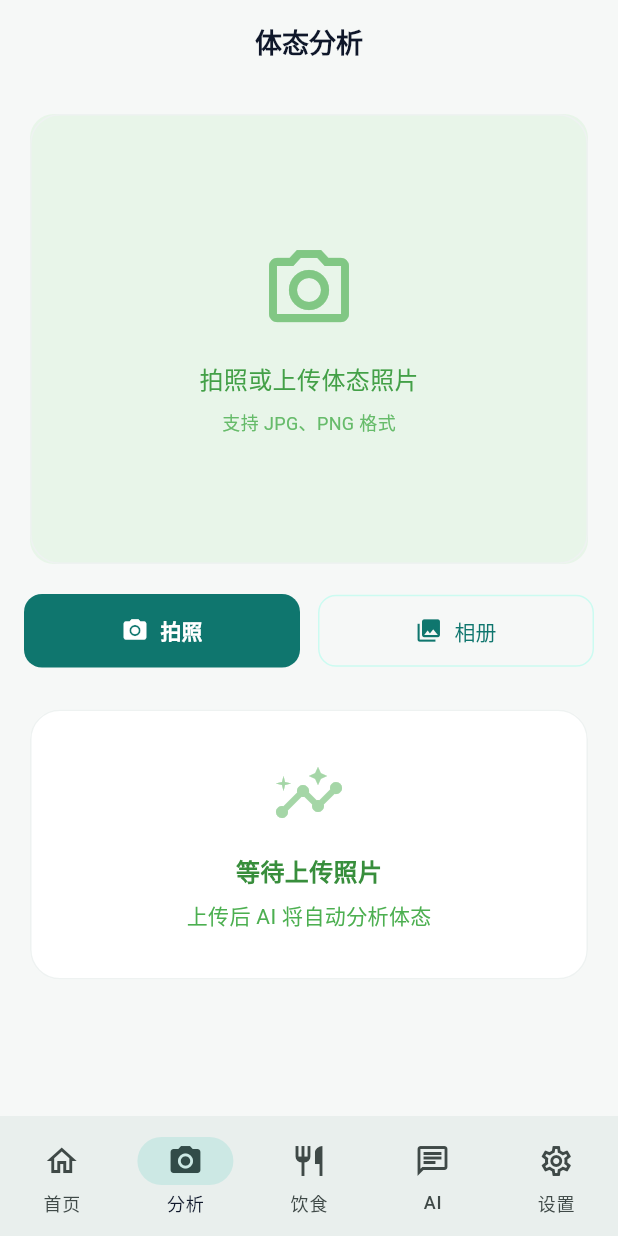
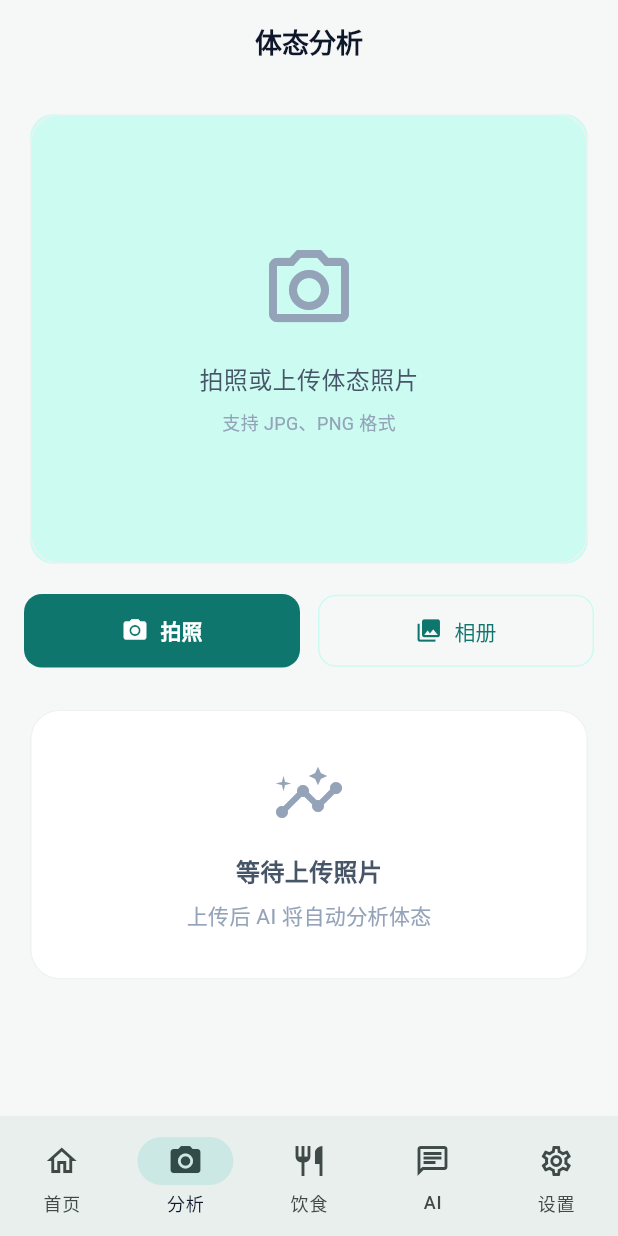
Before and after one commit to Miasakiii/KBjiaolian, a Flutter app: the AnalyzeScreen screen opened by its route, on a phone screen of 412 x 824 dp. Run offline on Flutter 3.47's test engine with Material 3 defaults, Android fonts, the phone set to English and light mode, and no system bars; our stand-ins replace go_router, image_picker, share_plus, shared_preferences; accounts and stored records are empty; network calls fail.

Commit message:
feat(flutter): analyze_screen token 化 (去草绿+emoji换Icon+const优化)

```diff
--- a/mobile/lib/screens/analyze_screen.dart
+++ b/mobile/lib/screens/analyze_screen.dart
@@ -4,6 +4,7 @@ import 'package:image_picker/image_picker.dart';
 import 'package:provider/provider.dart';
 
 import '../providers/analysis_provider.dart';
+import '../theme/kb_colors.dart';
 import '../widgets/analyze/score_card.dart';
 import '../widgets/analyze/radar_chart.dart';
 import '../widgets/analyze/suggestion_list.dart';
@@ -94,7 +95,7 @@ class _AnalyzeScreenState extends State<AnalyzeScreen> {
             height: 300,
             decoration: BoxDecoration(
               borderRadius: BorderRadius.circular(16),
-              color: Colors.green.shade50,
+              color: KbColors.brandSoft,
             ),
             child: _imageFile != null
                 ? ClipRRect(
@@ -104,28 +105,28 @@ class _AnalyzeScreenState extends State<AnalyzeScreen> {
                       fit: BoxFit.cover,
                     ),
                   )
-                : Center(
+                : const Center(
                     child: Column(
                       mainAxisAlignment: MainAxisAlignment.center,
                       children: [
                         Icon(
                           Icons.camera_alt_outlined,
                           size: 64,
-                          color: Colors.green.shade300,
+                          color: KbColors.text3,
                         ),
-                        const SizedBox(height: 16),
+                        SizedBox(height: 16),
                         Text(
                           '拍照或上传体态照片',
                           style: TextStyle(
-                            color: Colors.green.shade600,
+                            color: KbColors.text2,
                             fontSize: 16,
                           ),
                         ),
-                        const SizedBox(height: 8),
+                        SizedBox(height: 8),
                         Text(
                           '支持 JPG、PNG 格式',
                           style: TextStyle(
-                            color: Colors.green.shade400,
+                            color: KbColors.text3,
                             fontSize: 12,
                           ),
                         ),
@@ -172,16 +173,16 @@ class _AnalyzeScreenState extends State<AnalyzeScreen> {
     return Consumer<AnalysisProvider>(
       builder: (context, provider, _) {
         if (provider.isAnalyzing) {
-          return Card(
+          return const Card(
             child: Padding(
-              padding: const EdgeInsets.all(32),
+              padding: EdgeInsets.all(32),
               child: Column(
                 children: [
-                  const CircularProgressIndicator(),
-                  const SizedBox(height: 16),
+                  CircularProgressIndicator(),
+                  SizedBox(height: 16),
                   Text(
                     'AI 正在分析体态...',
-                    style: TextStyle(color: Colors.green.shade700),
+                    style: TextStyle(color: KbColors.text2),
                   ),
                 ],
               ),
@@ -191,25 +192,25 @@ class _AnalyzeScreenState extends State<AnalyzeScreen> {
 
         final result = provider.currentResult;
         if (result == null) {
-          return Card(
+          return const Card(
             child: Padding(
-              padding: const EdgeInsets.all(32),
+              padding: EdgeInsets.all(32),
               child: Column(
                 children: [
-                  Icon(Icons.insights, size: 48, color: Colors.green.shade200),
-                  const SizedBox(height: 16),
+                  Icon(Icons.insights, size: 48, color: KbColors.text3),
+                  SizedBox(height: 16),
                   Text(
                     '等待上传照片',
                     style: TextStyle(
-                      color: Colors.green.shade700,
+                      color: KbColors.text2,
                       fontSize: 16,
                       fontWeight: FontWeight.w600,
                     ),
                   ),
-                  const SizedBox(height: 8),
+                  SizedBox(height: 8),
                   Text(
                     '上传后 AI 将自动分析体态',
-                    style: TextStyle(color: Colors.green.shade500),
+                    style: TextStyle(color: KbColors.text3),
                   ),
                 ],
               ),
@@ -234,12 +235,12 @@ class _AnalyzeScreenState extends State<AnalyzeScreen> {
                     children: [
                       Row(
                         children: [
-                          const Text('📝', style: TextStyle(fontSize: 20)),
+                          const Icon(Icons.description, size: 20, color: KbColors.brand),
                           const SizedBox(width: 8),
                           Text(
                             '分析总结',
                             style: Theme.of(context).textTheme.titleMedium?.copyWith(
-                              fontWeight: FontWeight.bold,
+                              fontWeight: FontWeight.w600,
                             ),
                           ),
                         ],
```
